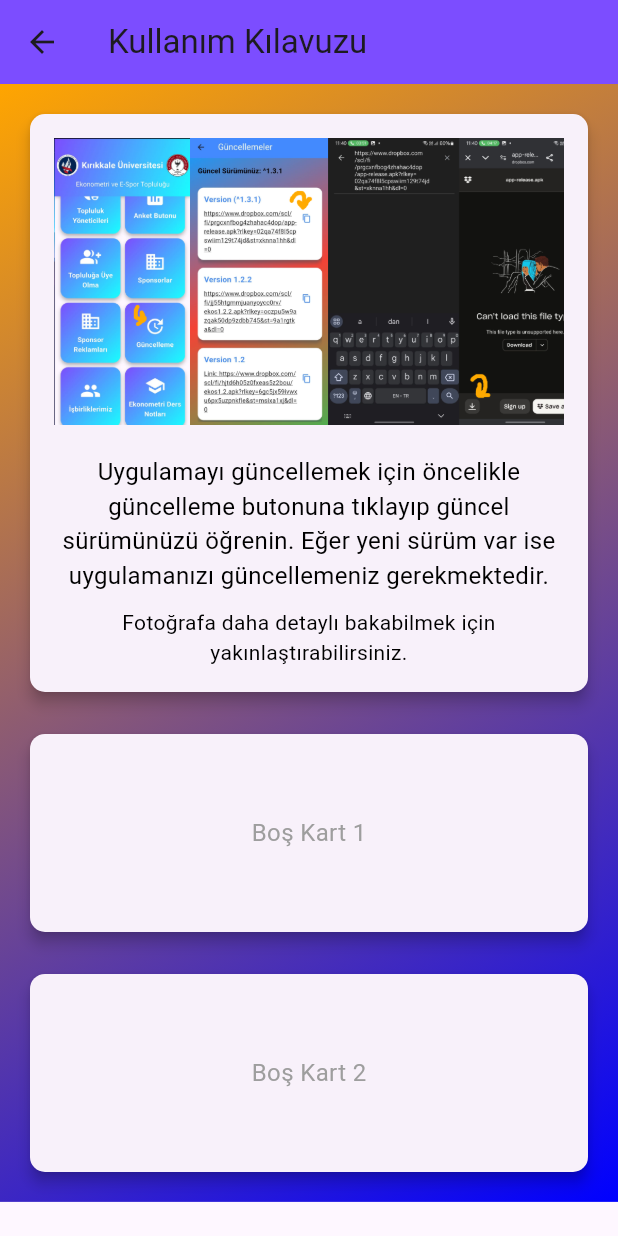
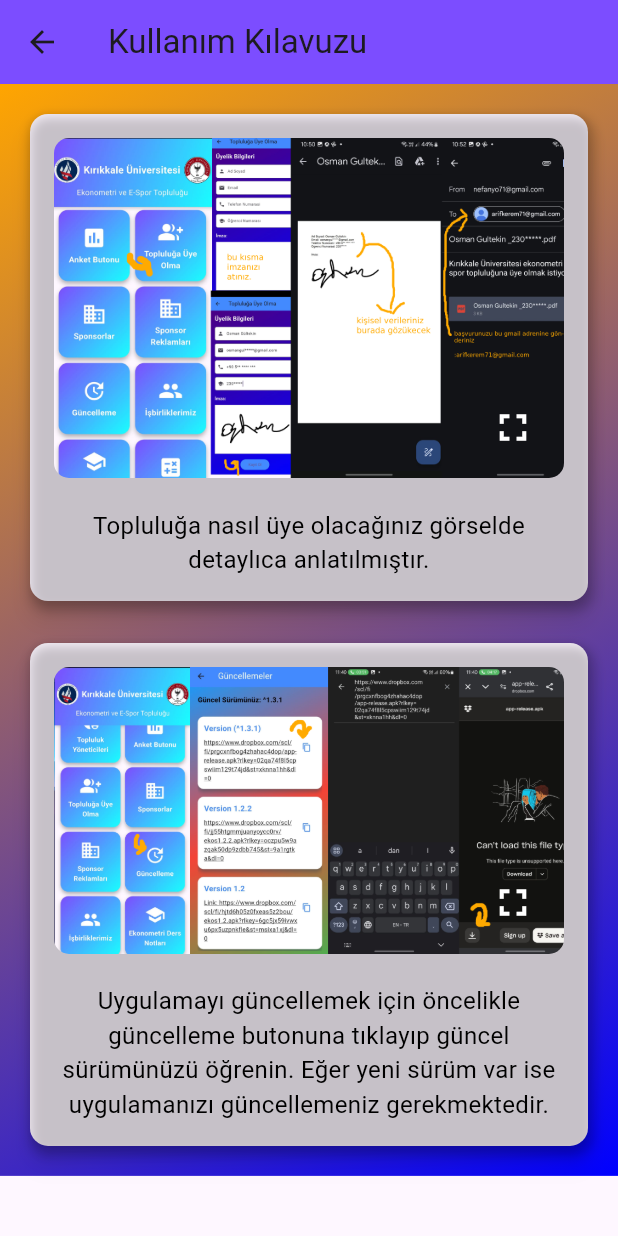
Before and after one commit to NefAnyo71/ekos, a Flutter app: the screen it shows after launch, after a tap on "Kullanım Kılavuzu", on a phone screen of 412 x 824 dp. Run offline on Flutter 3.47's test engine with Material 3 defaults, Android fonts, the phone set to English and light mode, and no system bars; our stand-ins replace cloud_firestore, firebase_auth, firebase_core, firebase_database, firebase_messaging, open_file and 3 more; accounts and stored records are empty.

Commit message:
ekos^1.3.2

```diff
--- a/lib/main.dart
+++ b/lib/main.dart
@@ -201,6 +201,12 @@ class _MyHomePageState extends State<MyHomePage> {
                 ),
                 _buildGridButton(
                   context,
+                  'Topluluğa Üye Olma',
+                  Icons.group_add,
+                  const MemberJoinPage(),
+                ),
+                _buildGridButton(
+                  context,
                   'Topluluk Haberleri',
                   Icons.newspaper,
                   CommunityNewsPage(),
@@ -282,12 +288,6 @@ class _MyHomePageState extends State<MyHomePage> {
                   'Anket Butonu',
                   Icons.poll,
                   SurveyPage(),
-                ),
-                _buildGridButton(
-                  context,
-                  'Topluluğa Üye Olma',
-                  Icons.group_add,
-                  const MemberJoinPage(),
                 ),
                 _buildGridButton(
                   context,
--- a/lib/user_guide.dart
+++ b/lib/user_guide.dart
@@ -1,4 +1,5 @@
 import 'package:flutter/material.dart';
+import 'package:flutter/services.dart';
 
 class UserGuidePage extends StatelessWidget {
   const UserGuidePage({super.key});
@@ -26,72 +27,16 @@ class UserGuidePage extends StatelessWidget {
           child: SingleChildScrollView(
             child: Column(
               children: [
-                Card(
-                  elevation: 4.0,
-                  shape: RoundedRectangleBorder(
-                    borderRadius: BorderRadius.circular(10.0),
-                  ),
-                  child: Padding(
-                    padding: const EdgeInsets.all(16.0),
-                    child: Column(
-                      mainAxisSize: MainAxisSize.min,
-                      children: [
-                        InteractiveViewer(
-                          child: Image.asset('assets/images/guide1.png'),
-                        ),
-                        SizedBox(height: 20.0),
-                        Text(
-                          'Uygulamayı güncellemek için öncelikle güncelleme butonuna tıklayıp güncel sürümünüzü öğrenin. Eğer yeni sürüm var ise uygulamanızı güncellemeniz gerekmektedir.',
-                          style: TextStyle(fontSize: 16.0, color: Colors.black),
-                          textAlign: TextAlign.center,
-                        ),
-                        SizedBox(height: 10.0),
-                        Text(
-                          'Fotoğrafa daha detaylı bakabilmek için yakınlaştırabilirsiniz.',
-                          style: TextStyle(fontSize: 14.0, color: Colors.black),
-                          textAlign: TextAlign.center,
-                        ),
-                      ],
-                    ),
-                  ),
+                _buildGuideCard(
+                  context,
+                  'assets/images/guide2.png',
+                  'Topluluğa nasıl üye olacağınız görselde detaylıca anlatılmıştır.',
                 ),
-                SizedBox(height: 20.0),
-                Card(
-                  elevation: 4.0,
-                  shape: RoundedRectangleBorder(
-                    borderRadius: BorderRadius.circular(10.0),
-                  ),
-                  child: Padding(
-                    padding: const EdgeInsets.all(16.0),
-                    child: Container(
-                      height: 100.0, // Boş kartın yüksekliği
-                      child: Center(
-                        child: Text(
-                          'Boş Kart 1',
-                          style: TextStyle(fontSize: 16.0, color: Colors.grey),
-                        ),
-                      ),
-                    ),
-                  ),
-                ),
-                SizedBox(height: 20.0),
-                Card(
-                  elevation: 4.0,
-                  shape: RoundedRectangleBorder(
-                    borderRadius: BorderRadius.circular(10.0),
-                  ),
-                  child: Padding(
-                    padding: const EdgeInsets.all(16.0),
-                    child: Container(
-                      height: 100.0, // İkinci boş kartın yüksekliği
-                      child: Center(
-                        child: Text(
-                          'Boş Kart 2',
-                          style: TextStyle(fontSize: 16.0, color: Colors.grey),
-                        ),
-                      ),
-                    ),
-                  ),
+                const SizedBox(height: 20),
+                _buildGuideCard(
+                  context,
+                  'assets/images/guide1.png',
+                  'Uygulamayı güncellemek için öncelikle güncelleme butonuna tıklayıp güncel sürümünüzü öğrenin. Eğer yeni sürüm var ise uygulamanızı güncellemeniz gerekmektedir.',
                 ),
               ],
             ),
@@ -100,4 +45,104 @@ class UserGuidePage extends StatelessWidget {
       ),
     );
   }
+
+  Widget _buildGuideCard(
+      BuildContext context, String imagePath, String description) {
+    return Card(
+      elevation: 6.0,
+      shape: RoundedRectangleBorder(
+        borderRadius: BorderRadius.circular(12.0),
+      ),
+      shadowColor: Colors.black54,
+      child: Container(
+        decoration: BoxDecoration(
+          borderRadius: BorderRadius.circular(12.0),
+          boxShadow: [
+            BoxShadow(
+              color: Colors.black.withOpacity(0.2),
+              spreadRadius: 2,
+              blurRadius: 6,
+              offset: const Offset(2, 4),
+            ),
+          ],
+        ),
+        padding: const EdgeInsets.all(16.0),
+        child: Column(
+          mainAxisSize: MainAxisSize.min,
+          children: [
+            Stack(
+              children: [
+                ClipRRect(
+                  borderRadius: BorderRadius.circular(10.0),
+                  child: Image.asset(imagePath),
+                ),
+                Positioned(
+                  bottom: 10,
+                  right: 10,
+                  child: IconButton(
+                    icon: const Icon(Icons.fullscreen,
+                        size: 30, color: Colors.white),
+                    onPressed: () {
+                      Navigator.push(
+                        context,
+                        MaterialPageRoute(
+                          builder: (context) =>
+                              FullScreenImagePage(imagePath: imagePath),
+                        ),
+                      );
+                    },
+                  ),
+                ),
+              ],
+            ),
+            const SizedBox(height: 20.0),
+            Text(
+              description,
+              style: const TextStyle(fontSize: 16.0, color: Colors.black),
+              textAlign: TextAlign.center,
+            ),
+          ],
+        ),
+      ),
+    );
+  }
 }
+
+class FullScreenImagePage extends StatefulWidget {
+  final String imagePath;
+  const FullScreenImagePage({super.key, required this.imagePath});
+
+  @override
+  _FullScreenImagePageState createState() => _FullScreenImagePageState();
+}
+
+class _FullScreenImagePageState extends State<FullScreenImagePage> {
+  @override
+  void initState() {
+    super.initState();
+    SystemChrome.setPreferredOrientations([DeviceOrientation.landscapeRight]);
+  }
+
+  @override
+  void dispose() {
+    SystemChrome.setPreferredOrientations([DeviceOrientation.portraitUp]);
+    super.dispose();
+  }
+
+  @override
+  Widget build(BuildContext context) {
+    return Scaffold(
+      backgroundColor: Colors.black,
+      body: GestureDetector(
+        onTap: () {
+          Navigator.pop(context);
+        },
+        child: Center(
+          child: InteractiveViewer(
+            child: Image.asset(widget.imagePath),
+          ),
+        ),
+      ),
+    );
+  }
+}
--- a/pubspec.yaml
+++ b/pubspec.yaml
@@ -51,6 +51,7 @@ flutter:
     - assets/videos/spinningfish.mp4
     - assets/images/güven_aralığı.png
     - assets/images/guide1.png
+    - assets/images/guide2.png
 
 flutter_icons:
   android: true
```
Also changed, not shown: lib/member_join.dart (+25 -61 lines), assets/images/guide2.png (added).
